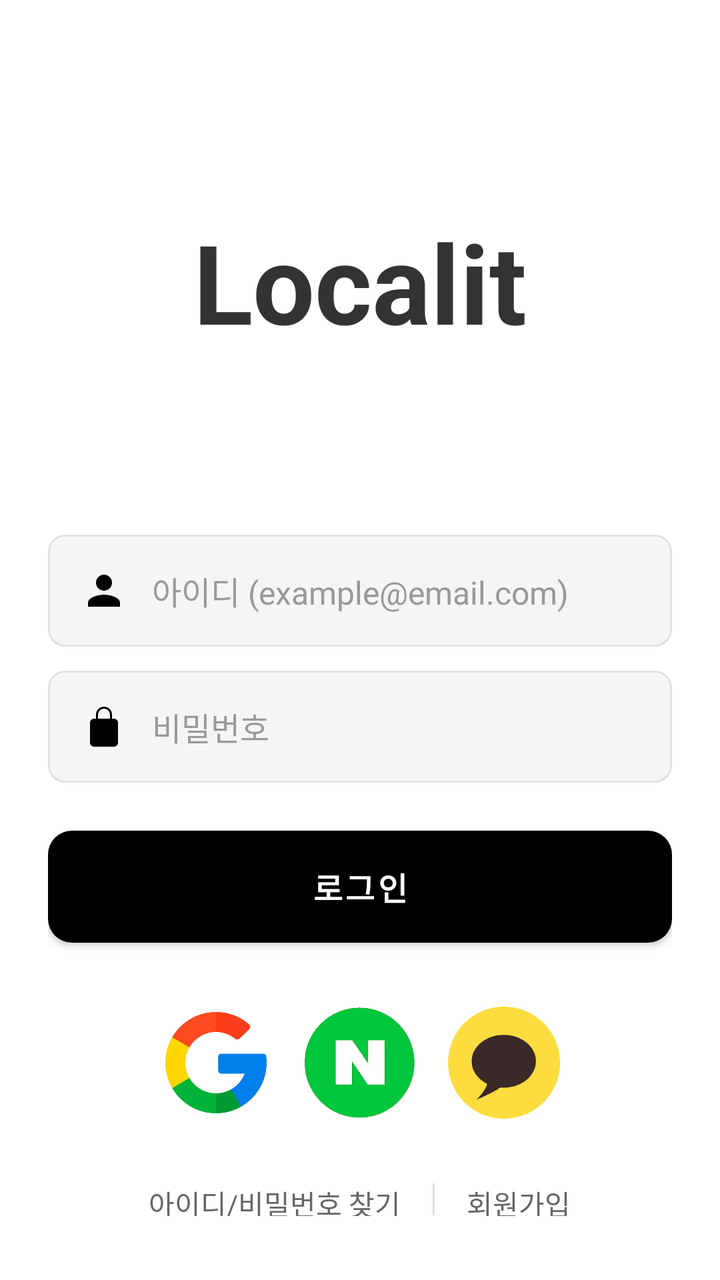
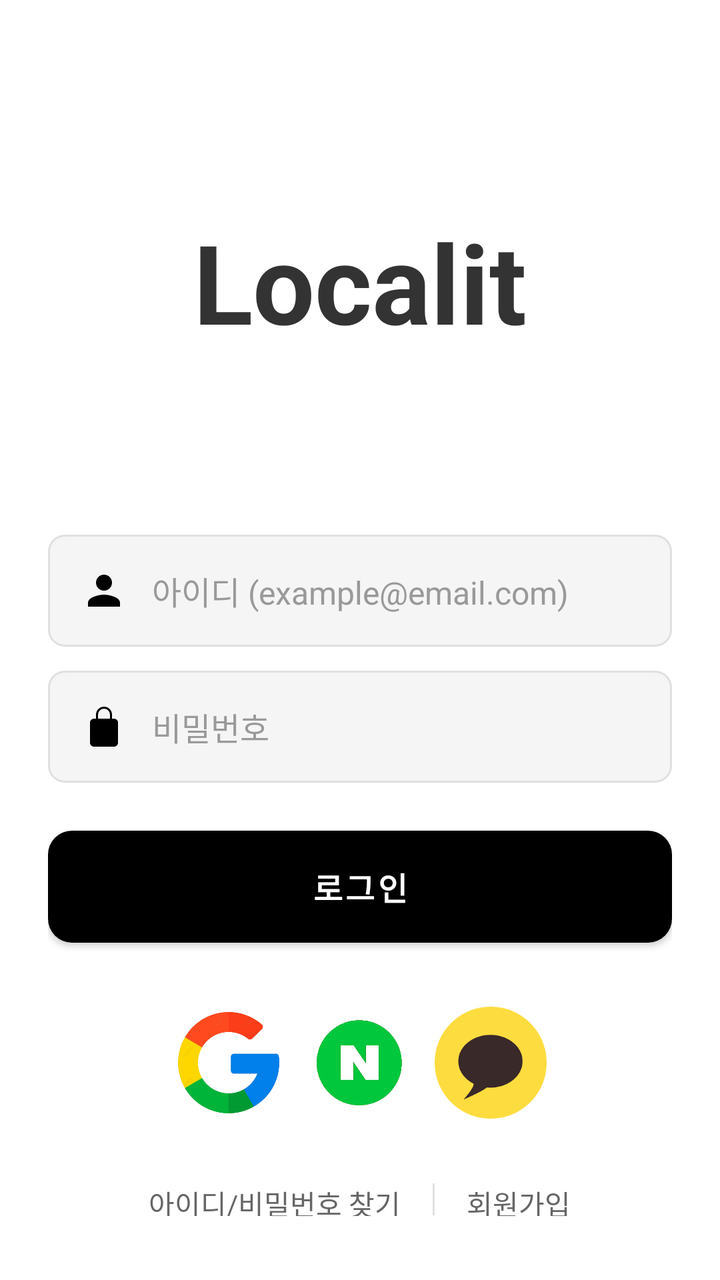

Compare the two renders of this Android layout. The source of the first and the diff that turns it into the second are given below.
<!-- AndroidManifest.xml: application theme Theme.Localit -->
<!-- res/layout/activity_login.xml -->
<?xml version="1.0" encoding="utf-8"?>
<LinearLayout xmlns:android="http://schemas.android.com/apk/res/android"
    android:layout_width="match_parent"
    android:layout_height="match_parent"
    android:background="@color/white"
    android:orientation="vertical"
    android:padding="24dp">

    
    <TextView
        android:id="@+id/textView"
        android:layout_width="wrap_content"
        android:layout_height="wrap_content"
        android:layout_gravity="center_horizontal"
        android:layout_marginTop="80dp"
        android:text="@string/app_name"
        android:textColor="@color/text_primary"
        android:textSize="55sp"
        android:textStyle="bold" />

    
    <EditText
        android:id="@+id/et_id"
        android:layout_width="match_parent"
        android:layout_height="56dp"
        android:layout_marginTop="90dp"
        android:layout_marginBottom="12dp"
        android:background="@drawable/edit_text_background"
        android:drawableStart="@drawable/ic_person"
        android:drawablePadding="12dp"
        android:hint="@string/hint_user_id"
        android:inputType="textEmailAddress"
        android:autofillHints="username"
        android:paddingHorizontal="16dp"
        android:paddingVertical="16dp"
        android:textColor="@color/text_primary"
        android:textColorHint="@color/text_hint"
        android:textSize="16sp" />

    
    <EditText
        android:id="@+id/et_password"
        android:layout_width="match_parent"
        android:layout_height="56dp"
        android:layout_marginBottom="24dp"
        android:background="@drawable/edit_text_background"
        android:drawableStart="@drawable/ic_lock"
        android:drawablePadding="12dp"
        android:hint="@string/hint_password"
        android:inputType="textPassword"
        android:autofillHints="password"
        android:paddingHorizontal="16dp"
        android:paddingVertical="16dp"
        android:textColor="@color/text_primary"
        android:textColorHint="@color/text_hint"
        android:textSize="16sp" />

    
    <Button
        android:id="@+id/btn_login"
        android:layout_width="match_parent"
        android:layout_height="56dp"
        android:layout_marginBottom="32dp"
        android:text="@string/btn_login"
        android:textColor="@android:color/white"
        android:background="@drawable/rounded_button"
        android:textSize="16sp"
        android:textStyle="bold" />

    
    <LinearLayout
        android:layout_width="match_parent"
        android:layout_height="wrap_content"
        android:layout_marginBottom="24dp"
        android:gravity="center"
        android:orientation="horizontal">

        <ImageButton
            android:id="@+id/googleSignInButton"
            android:layout_width="56dp"
            android:layout_height="56dp"
            android:layout_marginEnd="16dp"
            android:background="@drawable/social_button_background"
            android:scaleType="centerInside"
            android:src="@drawable/google"
            android:contentDescription="@string/login_google" />

        <ImageButton
            android:id="@+id/btn_naver"
            android:layout_width="56dp"
            android:layout_height="56dp"
            android:layout_marginEnd="16dp"
            android:background="@drawable/social_button_background"
            android:scaleType="centerInside"
            android:src="@drawable/naver"
            android:contentDescription="@string/login_naver" />

        <ImageButton
            android:id="@+id/btn_kakao"
            android:layout_width="56dp"
            android:layout_height="56dp"
            android:background="@drawable/social_button_background"
            android:scaleType="centerInside"
            android:src="@drawable/kakao"
            android:contentDescription="@string/login_kakao" />
    </LinearLayout>

    
    <LinearLayout
        android:layout_width="match_parent"
        android:layout_height="wrap_content"
        android:gravity="center"
        android:orientation="horizontal">

        <TextView
            android:id="@+id/tv_forgot_password"
            android:layout_width="wrap_content"
            android:layout_height="wrap_content"
            android:padding="8dp"
            android:text="@string/forgot_password"
            android:textColor="@color/text_secondary"
            android:textSize="14sp" />

        <View
            android:layout_width="1dp"
            android:layout_height="16dp"
            android:layout_marginHorizontal="8dp"
            android:background="@color/divider" />

        <TextView
            android:id="@+id/tv_sign_up"
            android:layout_width="wrap_content"
            android:layout_height="wrap_content"
            android:padding="8dp"
            android:text="@string/sign_up"
            android:textColor="@color/text_secondary"
            android:textSize="14sp" />
    </LinearLayout>

</LinearLayout>
<!-- resources referenced by this layout -->
<resources>
  <color name="divider">#E0E0E0</color>
  <color name="text_hint">#999999</color>
  <color name="text_primary">#333333</color>
  <color name="text_secondary">#666666</color>
  <color name="white">#FFFFFF</color>
  <!-- drawable edit_text_background (drawable) -->
  <?xml version="1.0" encoding="utf-8"?>
  <shape xmlns:android="http://schemas.android.com/apk/res/android">
      <solid android:color="@color/background_light" />
      <corners android:radius="8dp" />
      <stroke
          android:width="1dp"
          android:color="@color/divider" />
  </shape>
  <!-- drawable google: png bitmap (drawable, 104827 bytes) -->
  <!-- drawable ic_lock (drawable) -->
  <vector xmlns:android="http://schemas.android.com/apk/res/android"
      android:width="24dp"
      android:height="24dp"
      android:viewportWidth="24"
      android:viewportHeight="24">
      <path
          android:fillColor="#FF000000"
          android:pathData="M12,17a1.5,1.5 0 1,0 0,-3 1.5,1.5 0 0,0 0,3zM17,8h-1V6a4,4 0 0,0 -8,0v2H7c-1.1,0 -2,0.9 -2,2v10c0,1.1 0.9,2 2,2h10c1.1,0 2,-0.9 2,-2V10c0,-1.1 -0.9,-2 -2,-2zM9,6a3,3 0 0,1 6,0v2H9V6z"/>
  </vector>
  <!-- drawable ic_person (drawable) -->
  <vector xmlns:android="http://schemas.android.com/apk/res/android"
      android:width="24dp" android:height="24dp"
      android:viewportWidth="24" android:viewportHeight="24">
      <path
          android:fillColor="#FF000000"
          android:pathData="M12,12c2.21,0 4,-1.79 4,-4s-1.79,-4 -4,-4 -4,1.79 -4,4 1.79,4 4,4zM12,14c-2.67,0 -8,1.34 -8,4v2h16v-2c0,-2.66 -5.33,-4 -8,-4z"/>
  </vector>
  <!-- drawable kakao: png bitmap (drawable, 3755 bytes) -->
  <!-- drawable naver: png bitmap (drawable, 34929 bytes) -->
  <!-- drawable rounded_button (drawable) -->
  <shape xmlns:android="http://schemas.android.com/apk/res/android" android:shape="rectangle">
      <solid android:color="@color/black" />
      <corners android:radius="12dp" />
  </shape>
  <!-- drawable social_button_background (drawable) -->
  <?xml version="1.0" encoding="utf-8"?>
  <shape xmlns:android="http://schemas.android.com/apk/res/android">
      <solid android:color="@color/white" />
      <corners android:radius="28dp" />
  </shape>
  <string name="app_name">Localit</string>
  <string name="btn_login">로그인</string>
  <string name="forgot_password">아이디/비밀번호 찾기</string>
  <string name="hint_password">비밀번호</string>
  <string name="hint_user_id">아이디 (example@email.com)</string>
  <string name="login_google">구글로 로그인</string>
  <string name="login_kakao">카카오로 로그인</string>
  <string name="login_naver">네이버로 로그인</string>
  <string name="sign_up">회원가입</string>
  <style name="Theme.Localit" parent="Theme.MaterialComponents.DayNight.NoActionBar">
          
          <item name="colorPrimary">#000000</item> 
  
          <item name="colorPrimaryVariant">#6B8E6B</item>
          <item name="colorOnPrimary">#333333</item>
      </style>
  <color name="background_light">#F5F5F5</color>
  <color name="black">#000000</color>
</resources>

<!-- the commit's change to res/layout/activity_login.xml (unified diff, before → after) -->
@@ -87,13 +87,13 @@
 
         <ImageButton
             android:id="@+id/btn_naver"
-            android:layout_width="56dp"
+            android:layout_width="43dp"
             android:layout_height="56dp"
             android:layout_marginEnd="16dp"
             android:background="@drawable/social_button_background"
+            android:contentDescription="@string/login_naver"
             android:scaleType="centerInside"
-            android:src="@drawable/naver"
-            android:contentDescription="@string/login_naver" />
+            android:src="@drawable/naver" />
 
         <ImageButton
             android:id="@+id/btn_kakao"
